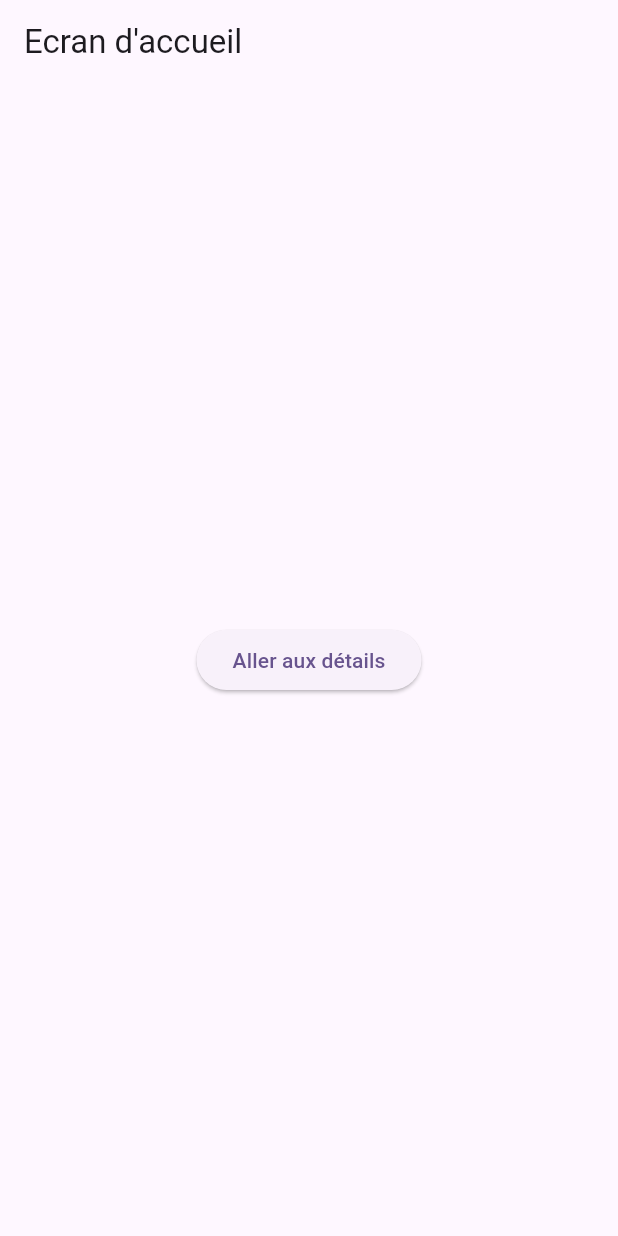
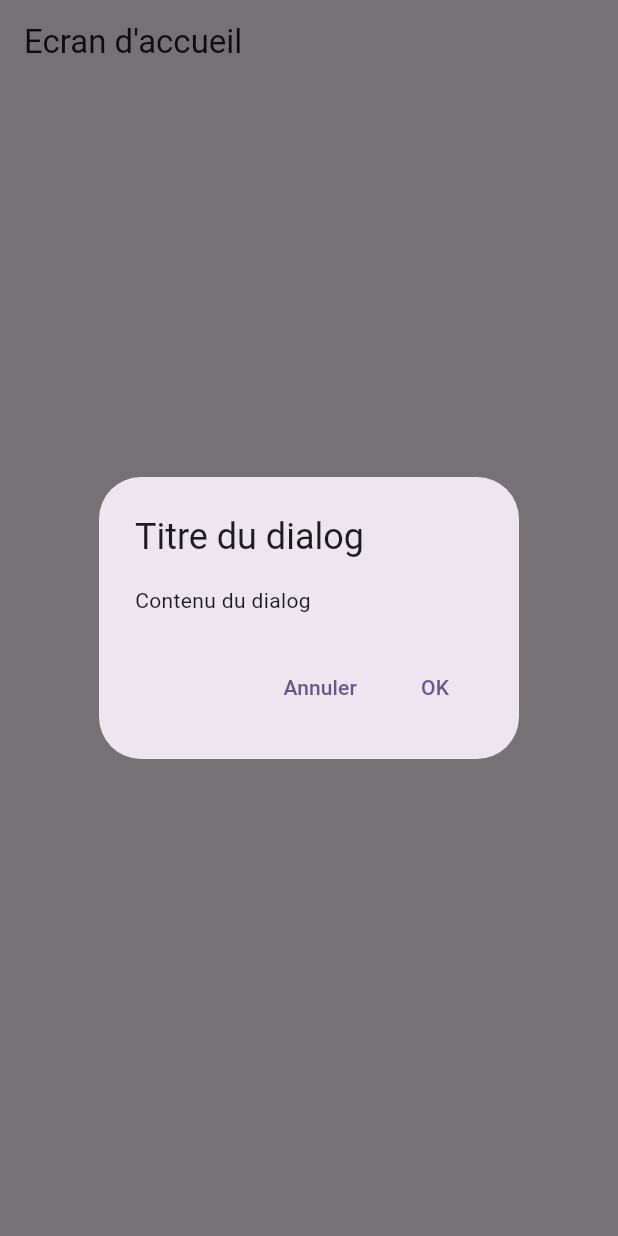
Before and after one commit to alexyvanot/flutter_navigation_manip, a Flutter app: the screen it shows after launch, after a tap on "Aller aux détails", on a phone screen of 412 x 824 dp. Run offline on Flutter 3.47's test engine with Material 3 defaults, Android fonts, the light colour scheme and no system bars.

Commit message:
Show dialog

```diff
--- a/lib/page/home_screen.dart
+++ b/lib/page/home_screen.dart
@@ -12,13 +12,37 @@ class HomeScreen extends StatelessWidget {
       body: Center(
         child: ElevatedButton(
           onPressed: () async {
-            var result = await Navigator.pushNamed(context, "/details",
-            arguments: "Hulk");
-            print(result);
+            _showAlertDialog(context);
           },
           child: Text("Aller aux détails"),
         ),
       ),
     );
   }
+
+  void _showAlertDialog(BuildContext context) {
+    showDialog(
+      context: context,
+      builder: (context) {
+        return AlertDialog(
+          title: Text("Titre du dialog"),
+          content: Text('Contenu du dialog'),
+          actions: [
+            TextButton(
+              onPressed: () {
+                Navigator.pop(context);
+              },
+              child: Text("Annuler"),
+            ),
+            TextButton(
+              onPressed: () {
+                Navigator.pop(context);
+              },
+              child: Text("OK"),
+            ),
+          ],
+        );
+      },
+    );
+  }
 }
```
